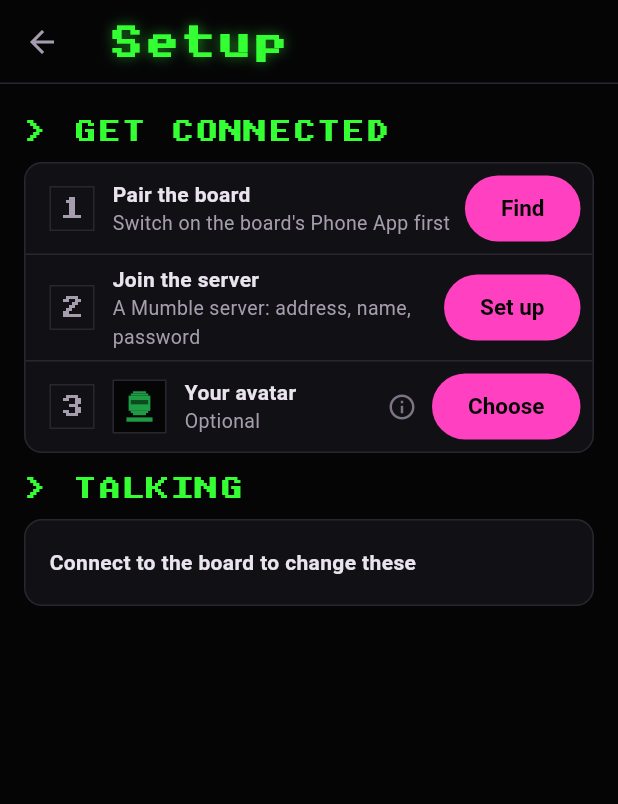
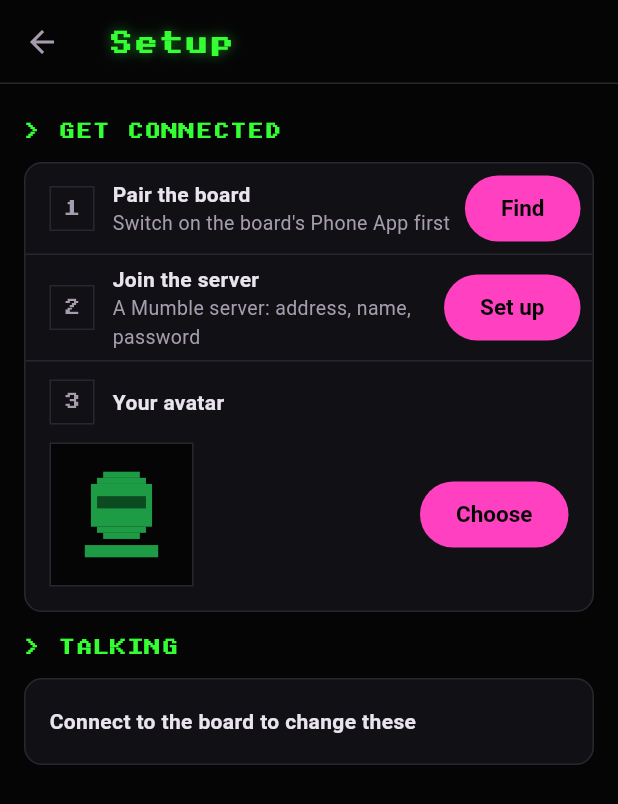
Before and after one commit to rcat3/DroneLab, a Flutter app: the screen it shows after launch, after a tap on "Set up", on a phone screen of 412 x 824 dp. Shown: the top 804 px of the screen. Run offline on Flutter 3.47's test engine with Material 3 defaults, Android fonts, the phone set to English and light mode, and no system bars; our stand-ins replace image_picker, package_info_plus, share_plus, shared_preferences, webview_flutter; missing offline and left inert: flutter_foreground_task, flutter_pcm_sound, opus_codec, opus_codec_dart, pointycastle, universal_ble.

Commit message:
Pass direct comms' avatars on to the app, and tidy Setup's avatar and the Terminal lettering
The board sends each avatar heard over direct comms to its phone once it's
stopped changing, a few pieces at a time, for the app's HiveMind list. Setup
shows your avatar bigger, without the explanation. The Terminal lettering's
smaller, so segments fit their words, and the status strip shrinks its links
to keep the battery in view.

```diff
--- a/app/lib/comm/board_link.dart
+++ b/app/lib/comm/board_link.dart
@@ -53,6 +53,8 @@ class BoardLink extends ChangeNotifier {
   Stream<DirectPeer> get directPeers => _directPeers.stream;
   final _messages = StreamController<TerminalMessage>.broadcast();
   Stream<TerminalMessage> get messages => _messages.stream;
+  final _directAvatars = StreamController<DirectAvatarPiece>.broadcast();
+  Stream<DirectAvatarPiece> get directAvatars => _directAvatars.stream;
   Stream<AvatarAck> get avatarAcks => _avatarAcks.stream;
 
   /// The longest message the board takes.
@@ -203,6 +205,8 @@ class BoardLink extends ChangeNotifier {
       _directSounds.add(msg);
     } else if (msg is DirectPeer) {
       _directPeers.add(msg);
+    } else if (msg is DirectAvatarPiece) {
+      _directAvatars.add(msg);
     } else if (msg is TerminalMessage) {
       _messages.add(msg);
     } else if (msg is DirectGroupHeard) {
--- a/app/lib/comm/board_protocol.dart
+++ b/app/lib/comm/board_protocol.dart
@@ -30,6 +30,8 @@
 ///           a board heard over direct comms, every couple of seconds
 ///   message [0x0C][flags: 1 over direct, 2 for the app only][name length][name][text]
 ///           a message for the Terminal, from someone the wearer allows
+///   direct avatar [0x0D][id LE32][size][piece][pieces][pixels, RGB565 LE]
+///           a piece of a board's avatar heard over direct comms, 100 pixels a piece
 ///   direct group [0x09][group id, 4 bytes][rssi][boards][channel][flags: 1 Long Range][name]
 ///           a group heard about over direct comms, from its beacons
 /// Both ways, the phone remote's requests and their answers, in pieces:
@@ -79,6 +81,7 @@ const _msgDirectGroup = 0x09;
 const _msgRecord = 0x0A;
 const _msgCommand = 0x0B;
 const _msgMessage = 0x0C;
+const _msgDirectAvatar = 0x0D;
 
 /// No avatar, in a slot.
 const avatarNone = 0xFF;
@@ -145,6 +148,17 @@ class DirectPeer {
   DirectPeer(this.id, this.rssi, this.talking, this.name, [this.firmware = '', this.app = '']);
 }
 
+/// A piece of a board's avatar, heard over direct comms: [size] pixels
+/// square, RGB565, 100 pixels a piece.
+class DirectAvatarPiece {
+  final int id;
+  final int size;
+  final int piece;
+  final int pieces;
+  final Uint8List pixels;
+  DirectAvatarPiece(this.id, this.size, this.piece, this.pieces, this.pixels);
+}
+
 /// A message for the Terminal, passed on by the board once it's taken it.
 class TerminalMessage {
   final String from;        // '' if they didn't say who it's from
@@ -203,6 +217,9 @@ Object? parseBoardMessage(Uint8List data) {
     }
     return DirectPeer(le32(1), data[5].toSigned(8), data[6] & 1 != 0,
         utf8.decode(data.sublist(at), allowMalformed: true), versions[0], versions[1]);
+  }
+  if (data[0] == _msgDirectAvatar && data.length >= 8) {
+    return DirectAvatarPiece(le32(1), data[5], data[6], data[7], Uint8List.sublistView(data, 8));
   }
   if (data[0] == _msgMessage && data.length >= 3 && data.length >= 3 + data[2]) {
     return TerminalMessage(utf8.decode(data.sublist(3, 3 + data[2]), allowMalformed: true), data[1] & 1 != 0,
--- a/app/lib/ui/hivemind_page.dart
+++ b/app/lib/ui/hivemind_page.dart
@@ -138,7 +138,7 @@ class _ChannelHeader extends StatelessWidget {
     final name = onDirect ? directChannelName(d) : m!.channelPath(m.myChannel);
     final canChange = onDirect || (m?.channels.length ?? 0) > 1;
     return SectionHeader(
-      'Channel $name',
+      name.toLowerCase().contains('channel') ? name : 'Channel $name',
       trailing: canChange
           ? OutlinedButton(
               onPressed: () => onDirect
@@ -211,7 +211,7 @@ class _PersonRow extends StatelessWidget {
             child: Padding(
               padding: const EdgeInsets.fromLTRB(16, 8, 8, 8),
               child: Row(children: [
-                DroneAvatar(picture: p.user?.texture, talking: talking),
+                DroneAvatar(picture: p.picture, talking: talking),
                 const SizedBox(width: 12),
                 Expanded(
                   child: Column(
--- a/app/lib/ui/people.dart
+++ b/app/lib/ui/people.dart
@@ -1,3 +1,5 @@
+import 'dart:typed_data';
+
 import 'package:flutter/material.dart';
 
 import '../comm/board_link.dart';
@@ -22,7 +24,9 @@ class Person {
   final NearbyBoard? board;
   final bool talking;
   final bool mutedByMe;
-  const Person(this.key, this.name, {this.user, this.board, this.talking = false, this.mutedByMe = false});
+  final Uint8List? picture;     // their avatar, if it's come
+  const Person(this.key, this.name,
+      {this.user, this.board, this.talking = false, this.mutedByMe = false, this.picture});
 
   bool get onServer => user != null;
 }
@@ -37,9 +41,10 @@ List<Person> hivePeople(CommController comm) {
   return [
     for (final u in users)
       Person('s${u.session}', u.name,
-          user: u, talking: comm.talking.contains(u.session), mutedByMe: comm.isMuted(u.name)),
+          user: u, talking: comm.talking.contains(u.session), mutedByMe: comm.isMuted(u.name), picture: u.texture),
     for (final b in boards)
-      Person('d${b.id}', b.name, board: b, talking: b.talking, mutedByMe: comm.isMuted(b.name)),
+      Person('d${b.id}', b.name,
+          board: b, talking: b.talking, mutedByMe: comm.isMuted(b.name), picture: comm.directAvatars[b.id]),
   ];
 }
 
--- a/app/lib/ui/person_sheet.dart
+++ b/app/lib/ui/person_sheet.dart
@@ -47,7 +47,7 @@ Future<void> showPerson(BuildContext context, CommController comm, String key) =
                 crossAxisAlignment: CrossAxisAlignment.stretch,
                 children: [
                   Row(children: [
-                    DroneAvatar(picture: p.user?.texture, talking: talking, size: 76),
+                    DroneAvatar(picture: p.picture, talking: talking, size: 76),
                     const SizedBox(width: 16),
                     Expanded(
                       child: Column(
--- a/app/lib/ui/setup_page.dart
+++ b/app/lib/ui/setup_page.dart
@@ -213,28 +213,31 @@ class _AvatarRowState extends State<_AvatarRow> {
   @override
   Widget build(BuildContext context) {
     final avatar = widget.comm.avatar;
-    return Explained(
-      help: "Shown on the others' displays while you talk, on the server and over direct comms. "
-          'Cut square from the middle.',
-      builder: (context, info) => PanelRow(
-        leading: Row(mainAxisSize: MainAxisSize.min, children: [
+    return Padding(
+      padding: const EdgeInsets.fromLTRB(16, 12, 16, 16),
+      child: Column(
+        crossAxisAlignment: CrossAxisAlignment.start,
+        children: [
+          Row(children: [
             _Step(3, avatar != null),
             const SizedBox(width: 12),
-          DroneAvatar(picture: avatar, size: 36),
+            const Text('Your avatar', style: TextStyle(fontWeight: FontWeight.w600)),
           ]),
-        title: 'Your avatar',
-        subtitle: avatar == null ? 'Optional' : 'Shown while you talk',
-        trailing: [
-          info,
+          const SizedBox(height: 12),
+          Row(children: [
+            DroneAvatar(picture: avatar, size: 96),
+            const Spacer(),
             if (avatar != null)
               IconButton(
-              tooltip: 'Remove it',
+                tooltip: 'Remove your avatar',
                 icon: const Icon(Icons.delete_outline, color: Kc.muted),
                 onPressed: () => widget.comm.setAvatar(null),
               ),
+            const SizedBox(width: 4),
             avatar == null
                 ? FilledButton(onPressed: _picking ? null : _pick, child: const Text('Choose'))
                 : OutlinedButton(onPressed: _picking ? null : _pick, child: const Text('Change')),
+          ]),
         ],
       ),
     );
--- a/app/lib/ui/status_strip.dart
+++ b/app/lib/ui/status_strip.dart
@@ -25,7 +25,7 @@ class StatusStrip extends StatelessWidget {
         Widget item(bool ok, String text) => Row(mainAxisSize: MainAxisSize.min, children: [
               _Dot(ok),
               const SizedBox(width: 6),
-              Text(text, style: Kc.term(11, color: ok ? Kc.text : Kc.dim)),
+              Text(text, style: Kc.term(14, color: ok ? Kc.text : Kc.dim)),
             ]);
         return Semantics(
           button: true,
@@ -40,12 +40,20 @@ class StatusStrip extends StatelessWidget {
                 padding: const EdgeInsets.symmetric(horizontal: 16),
                 decoration: const BoxDecoration(border: Border(bottom: BorderSide(color: Kc.line))),
                 child: Row(children: [
-                  item(l.board, 'BOARD'),
-                  const SizedBox(width: 12),
-                  item(l.server, 'SERVER'),
-                  const SizedBox(width: 12),
-                  item(l.direct, l.direct && l.nearby > 0 ? 'DIRECT ${l.nearby}' : 'DIRECT'),
-                  const Spacer(),
+                  Expanded(
+                    child: FittedBox(
+                      fit: BoxFit.scaleDown,
+                      alignment: Alignment.centerLeft,
+                      child: Row(children: [
+                        item(l.board, 'BOARD'),
+                        const SizedBox(width: 12),
+                        item(l.server, 'SERVER'),
+                        const SizedBox(width: 12),
+                        item(l.direct, l.direct && l.nearby > 0 ? 'DIRECT ${l.nearby}' : 'DIRECT'),
+                      ]),
+                    ),
+                  ),
+                  const SizedBox(width: 8),
                   _Arrow(up: true, color: l.sending ? Kc.pink : Kc.off),
                   _Arrow(up: false, color: l.hearing ? Kc.green : l.otherVoice ? Kc.otherAir : Kc.off),
                   if (l.board && st?.battery != null) ...[
@@ -161,7 +169,7 @@ class _Battery extends StatelessWidget {
       Container(width: 2, height: 5, color: color),
       if (charging) const Icon(Icons.bolt, size: 14, color: Kc.green),
       const SizedBox(width: 4),
-      Text('$percent%', style: Kc.term(11, color: color)),
+      Text('$percent%', style: Kc.term(14, color: color)),
     ]);
   }
 }
--- a/app/lib/ui/theme.dart
+++ b/app/lib/ui/theme.dart
@@ -20,9 +20,10 @@ abstract final class Kc {
   static const softRed = Color(0xFFFF6B7D);
   static const otherAir = Color(0xFFC4BCCC);    // voice on another channel, not heard
 
-  /// The board's Terminal letters (unscii 8), sharpest at multiples of 8.
+  /// The board's Terminal letters (unscii 8). Each letter's as wide as it's
+  /// tall, so it reads bigger than other fonts: sizes are scaled down to suit.
   static TextStyle term(double size, {Color color = text, List<Shadow>? shadows}) =>
-      TextStyle(fontFamily: 'Unscii', fontSize: size, color: color, height: 1.15, shadows: shadows);
+      TextStyle(fontFamily: 'Unscii', fontSize: size * 0.7, color: color, height: 1.15, shadows: shadows);
 
   static List<Shadow> glow(Color c) => [Shadow(color: c.withValues(alpha: 0.5), blurRadius: 10)];
 
@@ -114,8 +115,9 @@ abstract final class Kc {
                   ? off
                   : muted),
           side: const WidgetStatePropertyAll(BorderSide(color: line)),
-          textStyle: WidgetStatePropertyAll(term(16)),
+          textStyle: WidgetStatePropertyAll(term(15)),
           minimumSize: const WidgetStatePropertyAll(Size(48, 44)),
+          padding: const WidgetStatePropertyAll(EdgeInsets.symmetric(horizontal: 6)),
         ),
       ),
       chipTheme: ChipThemeData(
```
Also changed, not shown: app/lib/comm/avatars.dart (+12 -0 lines), app/lib/comm/comm_controller.dart (+25 -0 lines), 3 other files. Lines whose indentation alone changed are shown as unchanged.
